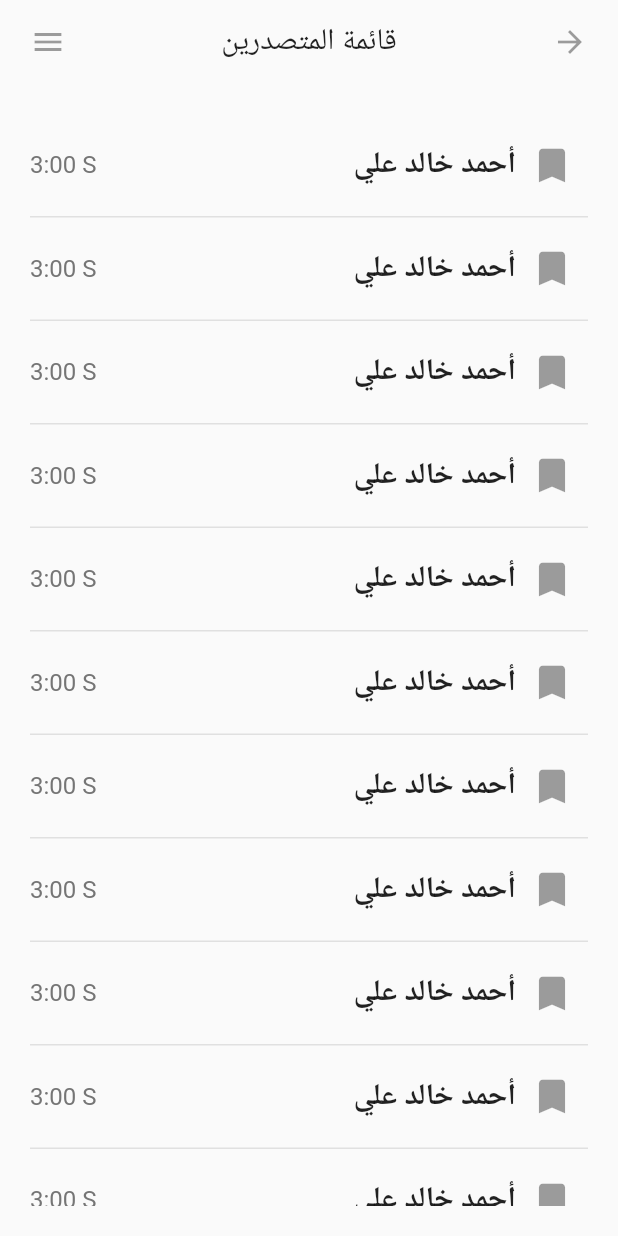
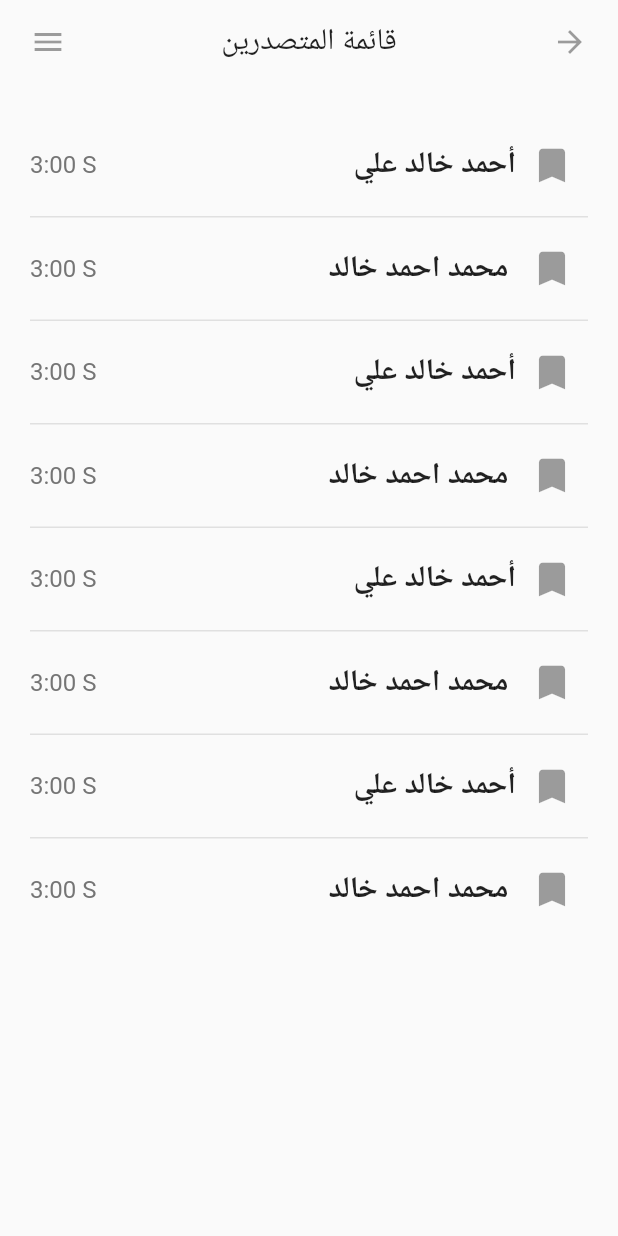
Before and after one commit to moramadan186/flutter_demo, a Flutter app: the screen it shows after launch, on a phone screen of 412 x 824 dp. Run offline on Flutter 3.47's test engine with Material 2 defaults, Android fonts, the phone set to English and light mode, and no system bars.

Commit message:
make it dynamic

```diff
--- a/lib/home_screen.dart
+++ b/lib/home_screen.dart
@@ -5,12 +5,13 @@ import 'app_bar.dart';
 //data stored in database
 var databaseItems = [
   {"name": "أحمد خالد علي", "time": "03:16"},
+  {"name": "محمد احمد خالد ", "time": "03:55"},
   {"name": "أحمد خالد علي", "time": "03:16"},
+  {"name": "محمد احمد خالد ", "time": "03:55"},
   {"name": "أحمد خالد علي", "time": "03:16"},
+  {"name": "محمد احمد خالد ", "time": "03:55"},
   {"name": "أحمد خالد علي", "time": "03:16"},
-  {"name": "أحمد خالد علي", "time": "03:16"},
-  {"name": "أحمد خالد علي", "time": "03:16"},
-  {"name": "أحمد خالد علي", "time": "03:16"},
+  {"name": "محمد احمد خالد ", "time": "03:55"},
 ];
 
 class UserItemModel {
@@ -52,8 +53,10 @@ class HomeScreen extends StatelessWidget {
                   behavior: ScrollConfiguration.of(context)
                       .copyWith(scrollbars: false),
                   child: ListView.separated(
-                      itemCount: 15,
-                      itemBuilder: (context, index) => userItemWidget(),
+                      itemCount: fetchedUsers.length,
+                      itemBuilder: (context, index) => userItemWidget(
+                          name: fetchedUsers[index].name,
+                          time: fetchedUsers[index].time),
                       separatorBuilder: (context, index) => Container(
                             width: double.infinity,
                             height: 1.0,
@@ -78,13 +81,12 @@ Widget userItemWidget({String? name, String? time}) {
             style: TextStyle(fontSize: 16, color: Colors.grey[600]),
           ),
           Row(
-            children: const [
+            children: [
               Text(
-                // name!,
-                'أحمد خالد علي',
+                name!,
                 style: TextStyle(fontSize: 20, fontWeight: FontWeight.bold),
               ),
-              IconButton(
+              const IconButton(
                 icon: Icon(
                   Icons.turned_in_rounded,
                   size: 30,
```
